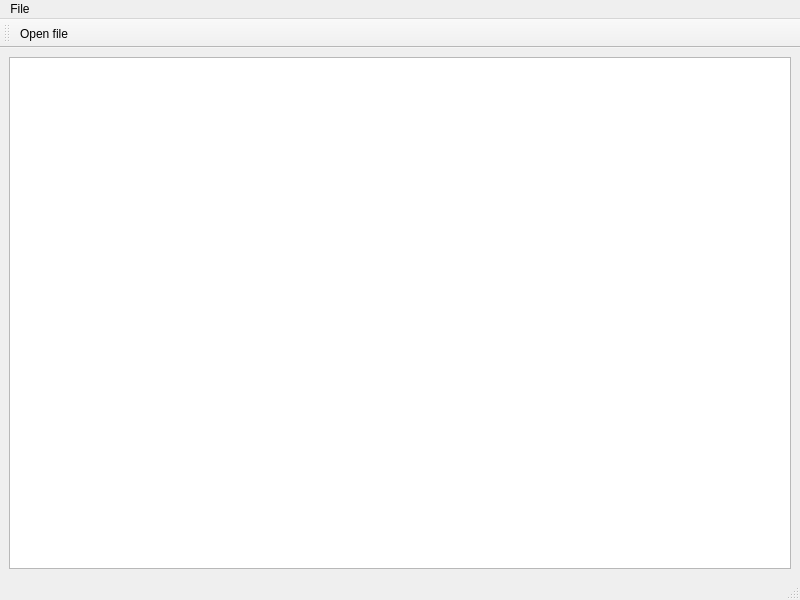
Qt form src/VitalyRybnikov/xmlstructuretreeview.ui (smurav/db2013) before a commit.
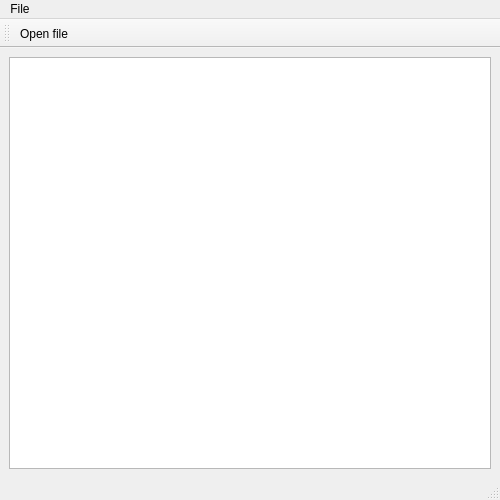
The same form after that commit. Icons and pictures are not drawn.

The edit to the form file:
```diff
--- a/src/VitalyRybnikov/xmlstructuretreeview.ui
+++ b/src/VitalyRybnikov/xmlstructuretreeview.ui
@@ -6,8 +6,8 @@
    <rect>
     <x>0</x>
     <y>0</y>
-    <width>800</width>
-    <height>600</height>
+    <width>500</width>
+    <height>500</height>
    </rect>
   </property>
   <property name="windowTitle">
@@ -32,7 +32,7 @@
     <rect>
      <x>0</x>
      <y>0</y>
-     <width>800</width>
+     <width>500</width>
      <height>24</height>
     </rect>
    </property>
```
Left out of the diff: 20 changed lines with no effect on the pictures.
